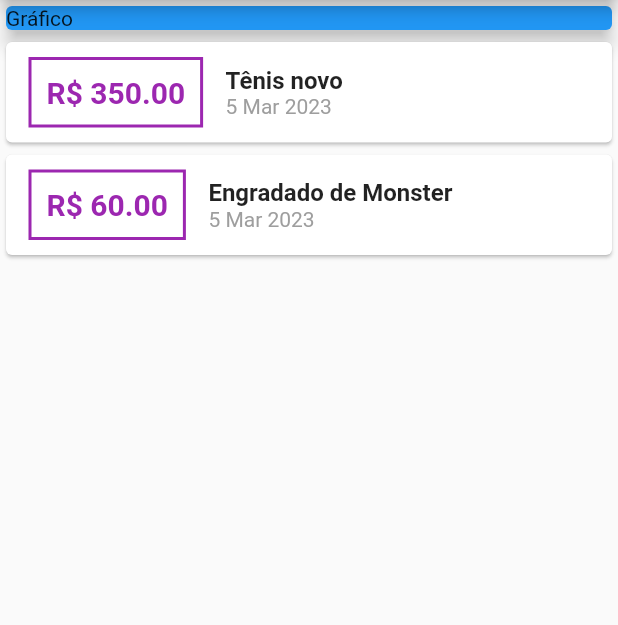
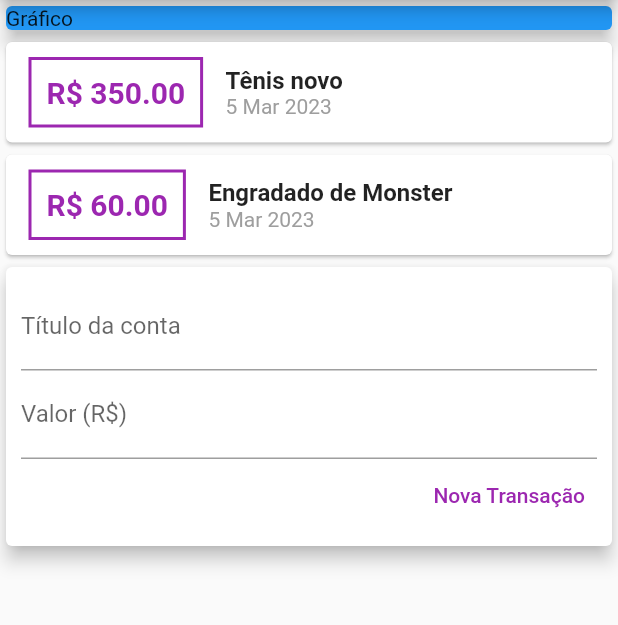
Before and after one commit to Offerreiraa/selfFinancialApp, a Flutter app: the screen it shows after launch, on a phone screen of 412 x 824 dp, the part 84-709 px from its top. Run offline on Flutter 3.47's test engine with Material 2 defaults, Android fonts, the phone set to English and light mode, and no system bars.

Commit message:
Adding TextFields, labelText and TextButton, styling them all

```diff
--- a/lib/main.dart
+++ b/lib/main.dart
@@ -40,8 +40,7 @@ class MyHomePage extends StatelessWidget {
         title: const Text("Expenses App"),
       ),
       body: Column(
-        mainAxisAlignment: MainAxisAlignment.start, //Flexbox eixo y
-        crossAxisAlignment: CrossAxisAlignment.center, //Flexbox eixo x
+        crossAxisAlignment: CrossAxisAlignment.stretch, //Flexbox eixo x
         children: [
           const SizedBox(
             width: double.infinity,
@@ -99,6 +98,33 @@ class MyHomePage extends StatelessWidget {
                 ),
               );
             }).toList(),
+          ),
+          Card(
+            elevation: 5,
+            child: Padding(
+              padding: const EdgeInsets.all(10.0),
+              child: Column(
+                children: [
+                  const TextField(
+                    decoration: InputDecoration(labelText: "Título da conta"),
+                  ),
+                  const TextField(
+                    decoration: InputDecoration(labelText: "Valor (R\$)"),
+                  ),
+                  Row(
+                    mainAxisAlignment: MainAxisAlignment.end,
+                    children: [
+                      TextButton(
+                        style: TextButton.styleFrom(
+                            foregroundColor: Colors.purple),
+                        onPressed: () {},
+                        child: const Text("Nova Transação"),
+                      ),
+                    ],
+                  )
+                ],
+              ),
+            ),
           )
         ],
       ),
```
